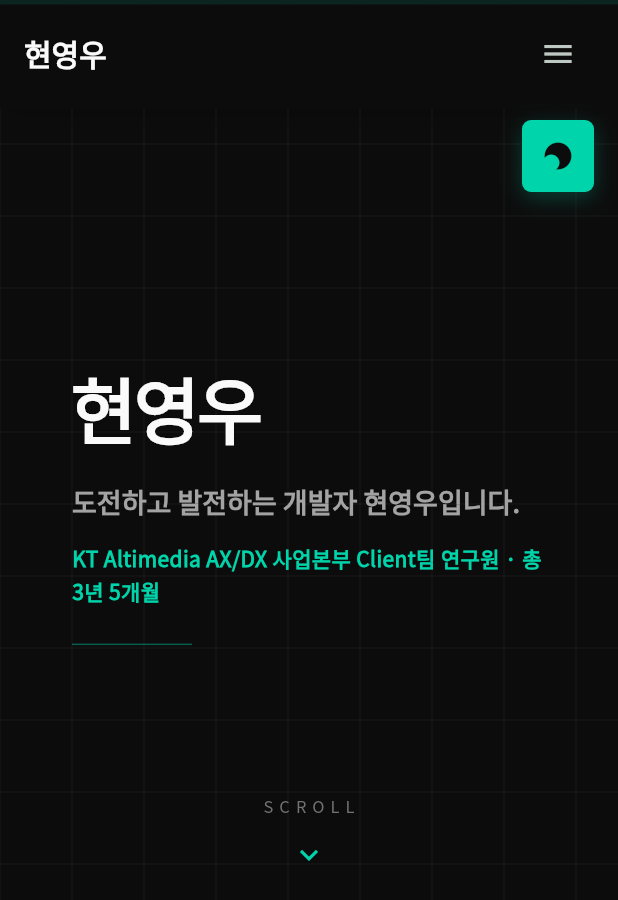
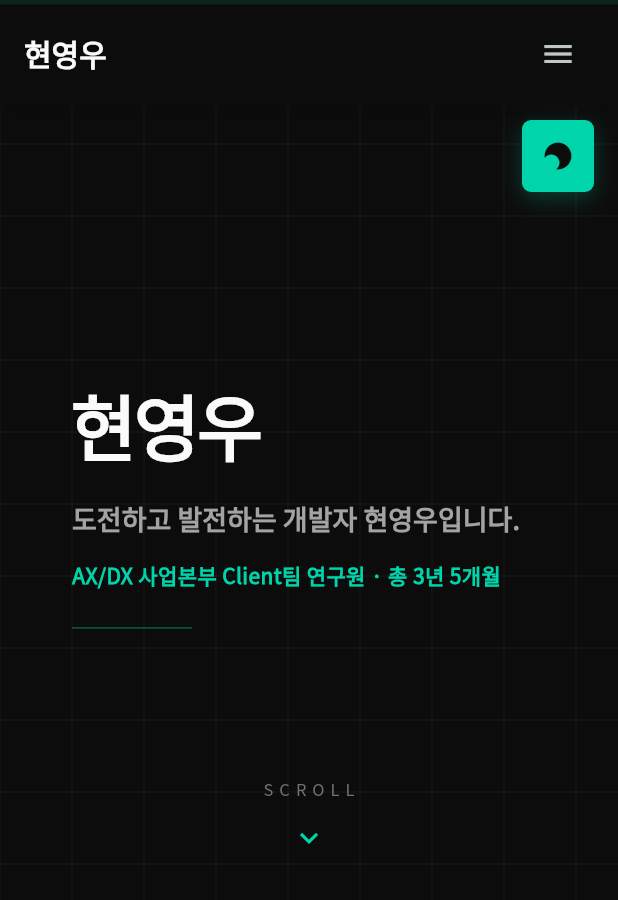
Before and after one commit to ieeh1016/portfolio, a Flutter app: the screen it shows after launch, on a phone screen of 412 x 824 dp. Shown: the top 900 px of the screen. Run offline on Flutter 3.47's test engine with Material 3 defaults, Android fonts, the phone set to English and light mode, and no system bars; our stand-ins replace google_fonts.

Commit message:
chore 문구수정

```diff
--- a/lib/data/portfolio_data.dart
+++ b/lib/data/portfolio_data.dart
@@ -50,7 +50,7 @@ class PortfolioData {
   static const String companyName = '㈜KT Altimedia';
   static const String careerPeriod = '2022. 10 ~ 재직 중';
   static const String careerTotal = '총 3년 5개월';
-  static const String position = 'KT Altimedia AX/DX 사업본부 Client팀 연구원';
+  static const String position = 'AX/DX 사업본부 Client팀 연구원';
   static const String roleSummary = 'KT IPTV Android App 개발 및 Flutter 앱 개발';
 
   // 경력 프로젝트 상세
```
